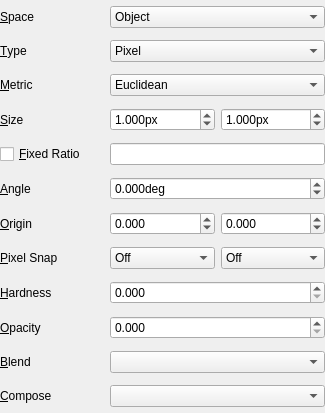
Qt form src/dabeditorwidget.ui (not-surt/GfxPaint) before a commit.
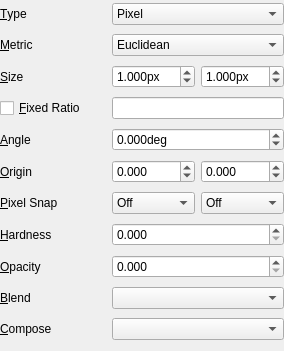
The same form after that commit.

Commit message: Cleanup and tool space menu.

What changed in the file:
```diff
--- a/src/dabeditorwidget.ui
+++ b/src/dabeditorwidget.ui
@@ -6,8 +6,8 @@
    <rect>
     <x>0</x>
     <y>0</y>
-    <width>325</width>
-    <height>413</height>
+    <width>284</width>
+    <height>351</height>
    </rect>
   </property>
   <property name="sizePolicy">
@@ -19,7 +19,7 @@
   <property name="windowTitle">
    <string>Form</string>
   </property>
-  <layout class="QGridLayout" name="gridLayout" columnstretch="1,1,1">
+  <layout class="QGridLayout" name="gridLayout" columnstretch="1,0,0">
    <property name="leftMargin">
     <number>0</number>
    </property>
@@ -32,53 +32,46 @@
    <property name="bottomMargin">
     <number>0</number>
    </property>
+   <item row="2" column="1">
+    <widget class="QDoubleSpinBox" name="widthSpinBox">
+     <property name="suffix">
+      <string>px</string>
+     </property>
+     <property name="decimals">
+      <number>3</number>
+     </property>
+     <property name="minimum">
+      <double>0.000000000000000</double>
+     </property>
+     <property name="maximum">
+      <double>512.000000000000000</double>
+     </property>
+     <property name="value">
+      <double>1.000000000000000</double>
+     </property>
+    </widget>
+   </item>
+   <item row="10" column="1" colspan="2">
+    <widget class="QComboBox" name="composeModeComboBox"/>
+   </item>
+   <item row="4" column="0">
+    <widget class="QLabel" name="angleLabel">
+     <property name="text">
+      <string>&amp;Angle</string>
+     </property>
+     <property name="buddy">
+      <cstring>angleSpinBox</cstring>
+     </property>
+    </widget>
+   </item>
+   <item row="9" column="1" colspan="2">
+    <widget class="QComboBox" name="blendModeComboBox"/>
+   </item>
    <item row="6" column="2">
-    <widget class="QDoubleSpinBox" name="originYSpinBox">
-     <property name="decimals">
-      <number>3</number>
-     </property>
-     <property name="minimum">
-      <double>-512.000000000000000</double>
-     </property>
-     <property name="maximum">
-      <double>512.000000000000000</double>
-     </property>
-    </widget>
-   </item>
-   <item row="5" column="1" colspan="2">
-    <widget class="QDoubleSpinBox" name="angleSpinBox">
-     <property name="wrapping">
-      <bool>true</bool>
-     </property>
-     <property name="suffix">
-      <string>deg</string>
-     </property>
-     <property name="decimals">
-      <number>3</number>
-     </property>
-     <property name="minimum">
-      <double>-360.000000000000000</double>
-     </property>
-     <property name="maximum">
-      <double>360.000000000000000</double>
-     </property>
-    </widget>
-   </item>
-   <item row="0" column="0">
-    <widget class="QLabel" name="spaceLabel">
-     <property name="text">
-      <string>&amp;Space</string>
-     </property>
-     <property name="buddy">
-      <cstring>spaceComboBox</cstring>
-     </property>
-    </widget>
-   </item>
-   <item row="1" column="1" colspan="2">
-    <widget class="QComboBox" name="typeComboBox">
+    <widget class="QComboBox" name="pixelSnapYComboBox">
      <item>
       <property name="text">
-       <string>Pixel</string>
+       <string>Off</string>
       </property>
      </item>
      <item>
@@ -93,7 +86,7 @@
      </item>
     </widget>
    </item>
-   <item row="6" column="0">
+   <item row="5" column="0">
     <widget class="QLabel" name="originLabel">
      <property name="text">
       <string>&amp;Origin</string>
@@ -103,95 +96,17 @@
      </property>
     </widget>
    </item>
-   <item row="9" column="0">
-    <widget class="QLabel" name="opacityLabel">
-     <property name="text">
-      <string>&amp;Opacity</string>
-     </property>
-     <property name="buddy">
-      <cstring>opacitySpinBox</cstring>
-     </property>
-    </widget>
-   </item>
-   <item row="11" column="0">
-    <widget class="QLabel" name="composeModeLabel">
-     <property name="text">
-      <string>&amp;Compose</string>
-     </property>
-     <property name="buddy">
-      <cstring>composeModeComboBox</cstring>
-     </property>
-    </widget>
-   </item>
    <item row="2" column="0">
-    <widget class="QLabel" name="metricLabel">
+    <widget class="QLabel" name="sizeLabel">
      <property name="text">
-      <string>&amp;Metric</string>
+      <string>&amp;Size</string>
      </property>
      <property name="buddy">
       <cstring>metricComboBox</cstring>
      </property>
     </widget>
    </item>
-   <item row="7" column="1">
-    <widget class="QComboBox" name="pixelSnapXComboBox">
-     <item>
-      <property name="text">
-       <string>Off</string>
-      </property>
-     </item>
-     <item>
-      <property name="text">
-       <string>Centre</string>
-      </property>
-     </item>
-     <item>
-      <property name="text">
-       <string>Edge</string>
-      </property>
-     </item>
-     <item>
-      <property name="text">
-       <string>Both</string>
-      </property>
-     </item>
-     <item>
-      <property name="text">
-       <string>Auto</string>
-      </property>
-     </item>
-    </widget>
-   </item>
-   <item row="3" column="1">
-    <widget class="QDoubleSpinBox" name="widthSpinBox">
-     <property name="suffix">
-      <string>px</string>
-     </property>
-     <property name="decimals">
-      <number>3</number>
-     </property>
-     <property name="minimum">
-      <double>0.000000000000000</double>
-     </property>
-     <property name="maximum">
-      <double>512.000000000000000</double>
-     </property>
-     <property name="value">
-      <double>1.000000000000000</double>
-     </property>
-    </widget>
-   </item>
-   <item row="7" column="0">
-    <widget class="QLabel" name="pixelSnapLabel">
-     <property name="text">
-      <string>&amp;Pixel Snap</string>
-     </property>
-     <property name="buddy">
-      <cstring>pixelSnapXComboBox</cstring>
-     </property>
-    </widget>
-   </item>
-   <item row="3" column="2">
+   <item row="2" column="2">
     <widget class="QDoubleSpinBox" name="heightSpinBox">
      <property name="suffix">
       <string>px</string>
@@ -210,40 +125,11 @@
      </property>
     </widget>
    </item>
-   <item row="1" column="0">
-    <widget class="QLabel" name="typeLabel">
-     <property name="text">
-      <string>&amp;Type</string>
-     </property>
-     <property name="buddy">
-      <cstring>typeComboBox</cstring>
-     </property>
-    </widget>
-   </item>
-   <item row="9" column="1" colspan="2">
-    <widget class="QDoubleSpinBox" name="opacitySpinBox">
-     <property name="decimals">
-      <number>3</number>
-     </property>
-     <property name="maximum">
-      <double>1.000000000000000</double>
-     </property>
-     <property name="singleStep">
-      <double>0.125000000000000</double>
-     </property>
-    </widget>
-   </item>
-   <item row="11" column="1" colspan="2">
-    <widget class="QComboBox" name="composeModeComboBox"/>
-   </item>
-   <item row="10" column="1" colspan="2">
-    <widget class="QComboBox" name="blendModeComboBox"/>
-   </item>
    <item row="0" column="1" colspan="2">
-    <widget class="QComboBox" name="spaceComboBox">
+    <widget class="QComboBox" name="typeComboBox">
      <item>
       <property name="text">
-       <string>Object</string>
+       <string>Pixel</string>
       </property>
      </item>
      <item>
@@ -263,7 +149,7 @@
      </item>
     </widget>
    </item>
-   <item row="10" column="0">
+   <item row="9" column="0">
     <widget class="QLabel" name="blendModeLabel">
      <property name="text">
       <string>&amp;Blend</string>
@@ -273,50 +159,36 @@
      </property>
     </widget>
    </item>
-   <item row="8" column="1" colspan="2">
-    <widget class="QDoubleSpinBox" name="hardnessSpinBox">
-     <property name="decimals">
-      <number>3</number>
-     </property>
-     <property name="maximum">
-      <double>1.000000000000000</double>
-     </property>
-     <property name="singleStep">
-      <double>0.125000000000000</double>
-     </property>
-    </widget>
-   </item>
-   <item row="5" column="0">
-    <widget class="QLabel" name="angleLabel">
-     <property name="text">
-      <string>&amp;Angle</string>
-     </property>
-     <property name="buddy">
-      <cstring>angleSpinBox</cstring>
-     </property>
-    </widget>
-   </item>
-   <item row="4" column="0">
-    <widget class="QCheckBox" name="fixedRatioCheckBox">
-     <property name="text">
-      <string>&amp;Fixed Ratio</string>
-     </property>
-    </widget>
-   </item>
    <item row="6" column="1">
-    <widget class="QDoubleSpinBox" name="originXSpinBox">
-     <property name="decimals">
-      <number>3</number>
-     </property>
-     <property name="minimum">
-      <double>-512.000000000000000</double>
-     </property>
-     <property name="maximum">
-      <double>512.000000000000000</double>
-     </property>
+    <widget class="QComboBox" name="pixelSnapXComboBox">
+     <item>
+      <property name="text">
+       <string>Off</string>
+      </property>
+     </item>
+     <item>
+      <property name="text">
+       <string>Centre</string>
+      </property>
+     </item>
+     <item>
+      <property name="text">
+       <string>Edge</string>
+      </property>
+     </item>
+     <item>
+      <property name="text">
+       <string>Both</string>
+      </property>
+     </item>
+     <item>
+      <property name="text">
+       <string>Auto</string>
+      </property>
+     </item>
     </widget>
    </item>
-   <item row="2" column="1" colspan="2">
+   <item row="1" column="1" colspan="2">
     <widget class="QComboBox" name="metricComboBox">
      <item>
       <property name="text">
@@ -345,7 +217,47 @@
      </item>
     </widget>
    </item>
+   <item row="3" column="1" colspan="2">
+    <widget class="QLineEdit" name="ratioLineEdit"/>
+   </item>
    <item row="8" column="0">
+    <widget class="QLabel" name="opacityLabel">
+     <property name="text">
+      <string>&amp;Opacity</string>
+     </property>
+     <property name="buddy">
+      <cstring>opacitySpinBox</cstring>
+     </property>
+    </widget>
+   </item>
+   <item row="1" column="0">
+    <widget class="QLabel" name="metricLabel">
+     <property name="text">
+      <string>&amp;Metric</string>
+     </property>
+     <property name="buddy">
+      <cstring>metricComboBox</cstring>
+     </property>
+    </widget>
+   </item>
+   <item row="10" column="0">
+    <widget class="QLabel" name="composeModeLabel">
+     <property name="text">
+      <string>&amp;Compose</string>
+     </property>
+     <property name="buddy">
+      <cstring>composeModeComboBox</cstring>
+     </property>
+    </widget>
+   </item>
+   <item row="3" column="0">
+    <widget class="QCheckBox" name="fixedRatioCheckBox">
+     <property name="text">
+      <string>&amp;Fixed Ratio</string>
+     </property>
+    </widget>
+   </item>
+   <item row="7" column="0">
     <widget class="QLabel" name="hardnessLabel">
      <property name="text">
       <string>&amp;Hardness</string>
@@ -355,46 +267,95 @@
      </property>
     </widget>
    </item>
-   <item row="3" column="0">
-    <widget class="QLabel" name="sizeLabel">
+   <item row="0" column="0">
+    <widget class="QLabel" name="typeLabel">
      <property name="text">
-      <string>&amp;Size</string>
+      <string>&amp;Type</string>
      </property>
      <property name="buddy">
-      <cstring>widthSpinBox</cstring>
+      <cstring>typeComboBox</cstring>
+     </property>
+    </widget>
+   </item>
+   <item row="5" column="1">
+    <widget class="QDoubleSpinBox" name="originXSpinBox">
+     <property name="decimals">
+      <number>3</number>
+     </property>
+     <property name="minimum">
+      <double>-512.000000000000000</double>
+     </property>
+     <property name="maximum">
+      <double>512.000000000000000</double>
+     </property>
+    </widget>
+   </item>
+   <item row="6" column="0">
+    <widget class="QLabel" name="pixelSnapLabel">
+     <property name="text">
+      <string>&amp;Pixel Snap</string>
+     </property>
+     <property name="buddy">
+      <cstring>pixelSnapXComboBox</cstring>
+     </property>
+    </widget>
+   </item>
+   <item row="7" column="1" colspan="2">
+    <widget class="QDoubleSpinBox" name="hardnessSpinBox">
+     <property name="decimals">
+      <number>3</number>
+     </property>
+     <property name="maximum">
+      <double>1.000000000000000</double>
+     </property>
+     <property name="singleStep">
+      <double>0.125000000000000</double>
+     </property>
+    </widget>
+   </item>
+   <item row="5" column="2">
+    <widget class="QDoubleSpinBox" name="originYSpinBox">
+     <property name="decimals">
+      <number>3</number>
+     </property>
+     <property name="minimum">
+      <double>-512.000000000000000</double>
+     </property>
+     <property name="maximum">
+      <double>512.000000000000000</double>
+     </property>
+    </widget>
+   </item>
+   <item row="8" column="1" colspan="2">
+    <widget class="QDoubleSpinBox" name="opacitySpinBox">
+     <property name="decimals">
+      <number>3</number>
+     </property>
+     <property name="maximum">
+      <double>1.000000000000000</double>
+     </property>
+     <property name="singleStep">
+      <double>0.125000000000000</double>
      </property>
     </widget>
    </item>
    <item row="4" column="1" colspan="2">
-    <widget class="QLineEdit" name="ratioLineEdit"/>
-   </item>
-   <item row="7" column="2">
-    <widget class="QComboBox" name="pixelSnapYComboBox">
-     <item>
-      <property name="text">
-       <string>Off</string>
-      </property>
-     </item>
-     <item>
-      <property name="text">
-       <string>Centre</string>
-      </property>
-     </item>
-     <item>
-      <property name="text">
-       <string>Edge</string>
-      </property>
-     </item>
-     <item>
-      <property name="text">
-       <string>Both</string>
-      </property>
-     </item>
-     <item>
-      <property name="text">
-       <string>Auto</string>
-      </property>
-     </item>
+    <widget class="QDoubleSpinBox" name="angleSpinBox">
+     <property name="wrapping">
+      <bool>true</bool>
+     </property>
+     <property name="suffix">
+      <string>deg</string>
+     </property>
+     <property name="decimals">
+      <number>3</number>
+     </property>
+     <property name="minimum">
+      <double>-360.000000000000000</double>
+     </property>
+     <property name="maximum">
+      <double>360.000000000000000</double>
+     </property>
     </widget>
    </item>
   </layout>
```
Left out of the diff: 26 changed lines with no effect on the pictures. The commit also changes 17 other files.
